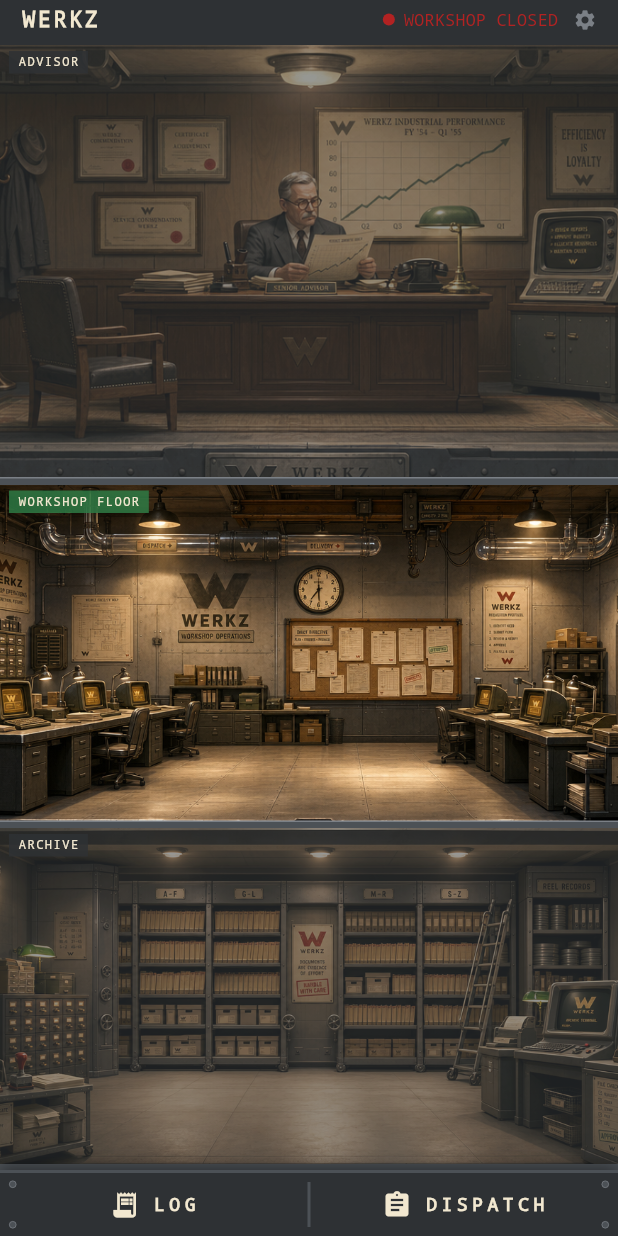
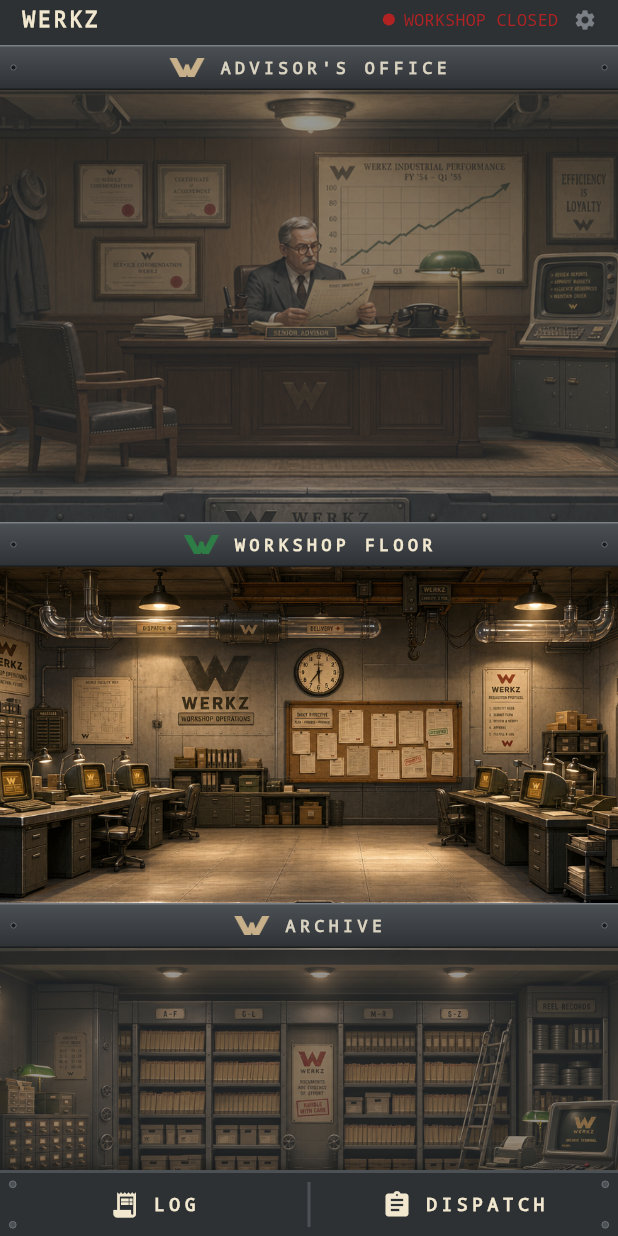
Before and after one commit to appforconDev/werkz, a Flutter app: the HomeScreen screen opened directly, on a phone screen of 412 x 824 dp. Run offline on Flutter 3.47's test engine with Material 3 defaults, Android fonts, the phone set to English and light mode, and no system bars; our stand-ins replace audioplayers, flutter_riverpod, flutter_secure_storage; missing offline and left inert: mobile_scanner; accounts and stored records are empty.

Commit message:
fix(app): signage moves to UI brass nameplates (task 17d)
Verified first (the step that should have led four tasks ago): the plate
isn't uniformly in the art. The advisor asset still carries a baked steel
"⟨W⟩ WERKZ" rail at its bottom edge, but workshop/archive had theirs
cropped by 11.4 — so a matching nameplate on every storey was never
achievable from the art, whatever the renderer did. Not missing pixels;
inconsistent pixels.

Option A:
- advisor reverts to BoxFit.cover like the others (the fitHeight
  excursion is gone; the per-room fit toggle stays in the debug panel,
  harmless).
- signage is now a UI widget: a 1955 brass/steel _Nameplate (tinted
  vector W + stenciled room name, riveted ends, active storey in
  approval-green) heads every storey. Uniform, scalable, no image
  regeneration ever again.
- redundant floor-name corner chips removed; vector W bundled at
  assets/brand/werkz-w.png.
- golden: ADVISOR'S OFFICE / WORKSHOP FLOOR / ARCHIVE nameplates all
  render at 390x844.

Root-cause chain 16->17d logged in AKTUELLT with the lesson: verify the
asset contains the goal before tuning the renderer.

38 app tests (+nameplate render), 101 daemon untouched, analyze clean.

Co-Authored-By: Claude Fable 5 <noreply@anthropic.com>

```diff
--- a/app/lib/src/state/layout_tuning.dart
+++ b/app/lib/src/state/layout_tuning.dart
@@ -39,10 +39,13 @@ class LayoutTuning {
     this.appBarTopGap = 3,
     this.seamAdvisorFloor = 5,
     this.seamFloorArchive = 5,
-    this.advisorFit = RoomFit.fitHeight, // full art height → plate below the floor line reads
+    // Task 17d: signage moved to the UI (brass nameplates), so the advisor no
+    // longer needs the fitHeight excursion — it's back to cover like the others.
+    // The per-room fit toggle stays in the tuning panel (harmless, still works).
+    this.advisorFit = RoomFit.cover,
     this.workshopFit = RoomFit.cover,
     this.archiveFit = RoomFit.cover,
-    this.alignAdvisorY = 0.0, // centered X-pan for the fitHeight advisor
+    this.alignAdvisorY = 0.15,
     this.alignWorkshopY = 0.0,
     this.alignArchiveY = -0.2,
     this.advisorHeight = 288, // taller penthouse
--- a/app/lib/src/ui/widgets/stacked_workshop.dart
+++ b/app/lib/src/ui/widgets/stacked_workshop.dart
@@ -4,20 +4,16 @@ import '../../state/layout_tuning.dart';
 import '../theme.dart';
 
 // Interim stacked building (pre-Flame). Building order is CANON:
-//   advisors-office = penthouse (top, fixed)
-//   workshop-floor  = ground (middle)
-//   archive         = basement (bottom)
-// The baked steel frames are cropped out of the room images (task 11.4), so
-// storeys sit nearly edge to edge, separated by a single thin uniform floor
-// slab. Floor-name chips overlay each room's top-left corner. Rooms fill the
-// slab via BoxFit.cover. Inactive rooms dim.
+//   advisors-office = penthouse (top), workshop-floor = ground, archive = basement.
 //
-// SCROLLABLE, PER-ROOM HEIGHTS (task 17b). Each storey has its own slot height
-// (LayoutTuning): the advisor is taller because its signage plate is baked BELOW
-// the floor line and a uniform-height slot crops it away. The stack scrolls when
-// the storeys total more than the viewport — so a taller penthouse and a debug
-// tuning panel can never hide a seam. `scrollPadding` adds FOOT room (only) so a
-// bottom-docked tuning panel can be scrolled past without pushing the rooms down.
+// SIGNAGE LIVES IN THE UI (task 17d). The 16→17c saga chased a WERKZ plate that
+// the art can't deliver uniformly: the advisor asset kept a baked steel nameplate
+// rail (its frame was never re-cropped), while workshop/archive had theirs cropped
+// away by task 11.4 — so NO render setting could show a matching plate on all
+// three storeys. Fix: each storey is headed by a real 1955 brass/steel NAMEPLATE
+// widget (vector W + stenciled room name), drawn in the UI. Uniform, scalable,
+// and no image regeneration ever again. Rooms fill their slot via BoxFit.cover
+// (per-room fit is still tunable in debug, but cover is the default for all).
 class StackedWorkshop extends ConsumerWidget {
   final String activeRoom;
   final double scrollPadding;
@@ -26,10 +22,10 @@ class StackedWorkshop extends ConsumerWidget {
   @override
   Widget build(BuildContext context, WidgetRef ref) {
     final t = ref.watch(layoutTuningProvider);
-    final order = <(String room, String asset, String label, RoomFit fit, double align, double height, double seamAbove)>[
-      ('advisors-office', 'assets/art/advisors-office.png', 'ADVISOR', t.advisorFit, t.alignAdvisorY, t.advisorHeight, 0),
-      ('workshop-floor', 'assets/art/workshop-floor.png', 'WORKSHOP FLOOR', t.workshopFit, t.alignWorkshopY, t.workshopHeight, t.seamAdvisorFloor),
-      ('archive', 'assets/art/archive.png', 'ARCHIVE', t.archiveFit, t.alignArchiveY, t.archiveHeight, t.seamFloorArchive),
+    final order = <(String room, String asset, String label, RoomFit fit, double align, double height)>[
+      ('advisors-office', 'assets/art/advisors-office.png', "ADVISOR'S OFFICE", t.advisorFit, t.alignAdvisorY, t.advisorHeight),
+      ('workshop-floor', 'assets/art/workshop-floor.png', 'WORKSHOP FLOOR', t.workshopFit, t.alignWorkshopY, t.workshopHeight),
+      ('archive', 'assets/art/archive.png', 'ARCHIVE', t.archiveFit, t.alignArchiveY, t.archiveHeight),
     ];
 
     return Container(
@@ -38,20 +34,14 @@ class StackedWorkshop extends ConsumerWidget {
         padding: EdgeInsets.only(bottom: scrollPadding),
         child: Column(
           children: [
-            for (var i = 0; i < order.length; i++) ...[
-              // Explicit, IDENTICAL treatment at every seam (task 15 C3): a steel
-              // bar with a lit top edge. Height is per-seam tunable.
-              if (i > 0) _FloorSlab(height: order[i].$7),
+            for (final r in order) ...[
+              // A brass/steel nameplate heads every storey (task 17d) — this is
+              // the storey divider AND its label, replacing the old floor slab and
+              // the corner chip.
+              _Nameplate(label: r.$3, active: r.$1 == activeRoom),
               SizedBox(
-                height: order[i].$6,
-                child: _RoomPanel(
-                  asset: order[i].$2,
-                  label: order[i].$3,
-                  active: order[i].$1 == activeRoom,
-                  fit: order[i].$4,
-                  align: order[i].$5,
-                  chipTopInset: 4,
-                ),
+                height: r.$6,
+                child: _RoomPanel(asset: r.$2, active: r.$1 == activeRoom, fit: r.$4, align: r.$5),
               ),
             ],
           ],
@@ -61,17 +51,68 @@ class StackedWorkshop extends ConsumerWidget {
   }
 }
 
-// A uniform steel floor slab between storeys (task 15 C3).
-class _FloorSlab extends StatelessWidget {
-  final double height;
-  const _FloorSlab({required this.height});
+// 1955 brass/steel nameplate: riveted plate, the vector W tinted to read on the
+// steel, and the stenciled room name. Active storey gets the approval-green
+// accent (carrying the old chip's "which room is live" affordance).
+class _Nameplate extends StatelessWidget {
+  final String label;
+  final bool active;
+  const _Nameplate({required this.label, required this.active});
+
+  @override
+  Widget build(BuildContext context) {
+    final accent = active ? Werkz.approvalGreen : Werkz.kraft;
+    return Container(
+      height: 30,
+      decoration: const BoxDecoration(
+        gradient: LinearGradient(
+          begin: Alignment.topCenter, end: Alignment.bottomCenter,
+          colors: [Werkz.gunmetal, Werkz.machine],
+        ),
+        border: Border(
+          top: BorderSide(color: Werkz.steel, width: 1),
+          bottom: BorderSide(color: Werkz.oil, width: 1),
+        ),
+      ),
+      child: Stack(
+        children: [
+          const Positioned(left: 7, top: 0, bottom: 0, child: Center(child: _Rivet())),
+          const Positioned(right: 7, top: 0, bottom: 0, child: Center(child: _Rivet())),
+          Center(
+            child: Row(
+              mainAxisSize: MainAxisSize.min,
+              children: [
+                ColorFiltered(
+                  colorFilter: ColorFilter.mode(accent, BlendMode.srcIn),
+                  child: Image.asset('assets/brand/werkz-w.png', height: 13),
+                ),
+                const SizedBox(width: 9),
+                Text(label,
+                    style: TextStyle(
+                      fontFamily: Werkz.mono,
+                      color: active ? Werkz.cream : Werkz.carbon,
+                      fontWeight: FontWeight.w900,
+                      fontSize: 11,
+                      letterSpacing: 3,
+                    )),
+              ],
+            ),
+          ),
+        ],
+      ),
+    );
+  }
+}
+
+class _Rivet extends StatelessWidget {
+  const _Rivet();
   @override
   Widget build(BuildContext context) {
     return Container(
-      height: height,
-      decoration: const BoxDecoration(
-        color: Werkz.gunmetal,
-        border: Border(top: BorderSide(color: Werkz.steel, width: 1)),
+      width: 4, height: 4,
+      decoration: BoxDecoration(
+        color: Werkz.oil, shape: BoxShape.circle,
+        border: Border.all(color: Werkz.steel, width: 0.5),
       ),
     );
   }
@@ -79,18 +120,13 @@ class _FloorSlab extends StatelessWidget {
 
 class _RoomPanel extends StatelessWidget {
   final String asset;
-  final String label;
   final bool active;
   final RoomFit fit;
   final double align; // fitHeight → X-pan; cover → Y-band
-  final double chipTopInset;
-  const _RoomPanel({required this.asset, required this.label, required this.active, required this.fit, required this.align, required this.chipTopInset});
+  const _RoomPanel({required this.asset, required this.active, required this.fit, required this.align});
 
   @override
   Widget build(BuildContext context) {
-    // fitHeight: full art height always shows (plate below the floor line
-    // guaranteed), sides crop against the screen width, align pans X.
-    // cover: fills both dims and crops, align picks the visible Y band.
     final boxFit = fit == RoomFit.fitHeight ? BoxFit.fitHeight : BoxFit.cover;
     final alignment = fit == RoomFit.fitHeight ? Alignment(align, 0) : Alignment(0, align);
     return ClipRect(
@@ -103,16 +139,6 @@ class _RoomPanel extends StatelessWidget {
           ),
           if (!active)
             const IgnorePointer(child: ColoredBox(color: Color(0x22000000))),
-          Positioned(
-            left: 6,
-            top: chipTopInset,
-            child: Container(
-              padding: const EdgeInsets.symmetric(horizontal: 6, vertical: 2),
-              color: (active ? Werkz.approvalGreen : Werkz.machine).withValues(alpha: 0.82),
-              child: Text(label,
-                  style: const TextStyle(fontFamily: Werkz.mono, fontSize: 8, color: Werkz.cream, letterSpacing: 1)),
-            ),
-          ),
         ],
       ),
     );
--- a/app/pubspec.yaml
+++ b/app/pubspec.yaml
@@ -80,6 +80,7 @@ flutter:
     - assets/art/workshop-floor.png
     - assets/art/advisors-office.png
     - assets/art/archive.png
+    - assets/brand/werkz-w.png
 
   # An image asset can refer to one or more resolution-specific "variants", see
   # https://flutter.dev/to/resolution-aware-images
```
Also changed, not shown: app/assets/brand/werkz-w.png (added), 11 other files.
